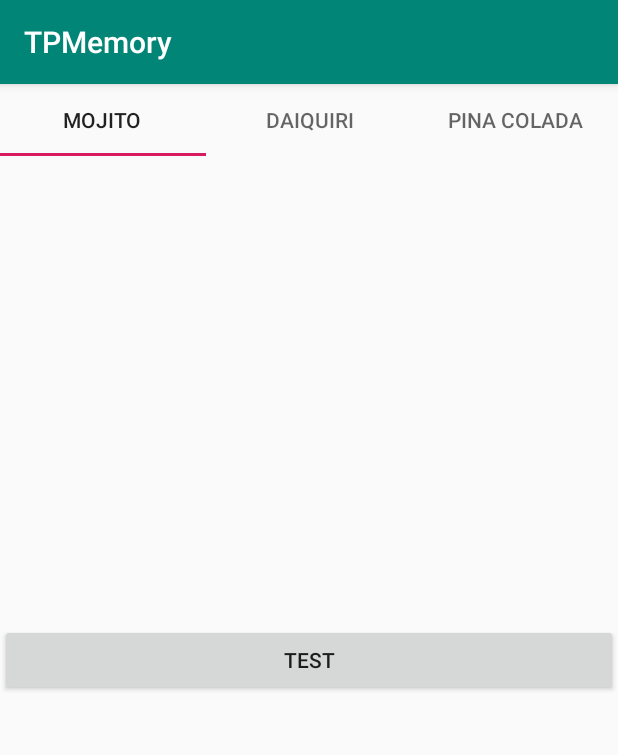
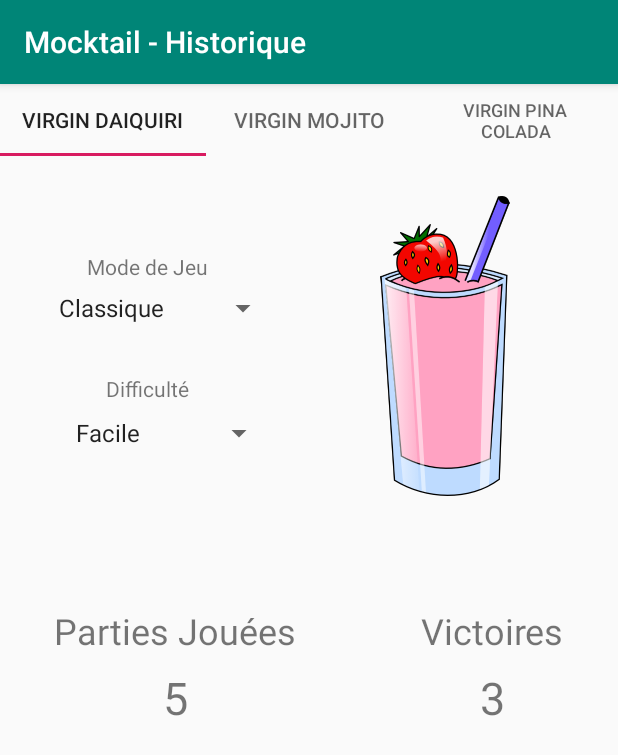
Before and after one commit to florentyvon/Memocktail, an Android app: the MenuActivity screen opened directly, with no data from a screen before it, after a tap on "HISTORIQUE", on a phone screen of 412 x 824 dp. Shown: the top 755 px of the screen. Run offline under Robolectric (Android 15) with nearby library versions, the phone set to English and light mode, and no system bars.

Commit message:
Refactoring Julien et layout historic

```diff
--- a/app/src/main/AndroidManifest.xml
+++ b/app/src/main/AndroidManifest.xml
@@ -19,8 +19,9 @@
         </activity>
         <activity android:name=".MenuActivity" />
         <activity android:name=".GameActivity" />
-        <activity android:name=".HistoricActivty" />
-        <activity android:name=".ATCActivity"></activity>
+        <activity android:name=".ATCActivity"/>
+        <activity android:name=".HistoricActivity">
+        </activity>
     </application>
 
 </manifest>
--- /dev/null
+++ b/app/src/main/java/com/example/zanimos/tpmemory/CocktailScoreFragment.java
@@ -0,0 +1,87 @@
+package com.example.zanimos.tpmemory;
+
+import android.app.AlertDialog;
+import android.os.Bundle;
+import android.support.annotation.Nullable;
+import android.support.v4.app.Fragment;
+import android.view.LayoutInflater;
+import android.view.View;
+import android.view.ViewGroup;
+import android.widget.ArrayAdapter;
+import android.widget.Button;
+import android.widget.ImageView;
+import android.widget.Spinner;
+
+public class CocktailScoreFragment extends Fragment {
+
+    private final String _fragmentResulatTag = "android:switcher:"+R.id.viewerpager+":0";
+    private int _idCocktail = 0;
+    private View _currentView;
+    private Spinner spinnerD, spinnerGM;
+    private String[] difficulties, modes;
+
+    @Override
+    public void setArguments(Bundle args) {
+        _idCocktail = args.getInt("ID");
+    }
+
+    @Nullable
+    @Override
+    public View onCreateView(LayoutInflater inflater, @Nullable ViewGroup container, @Nullable Bundle savedInstanceState) {
+        _currentView = inflater.inflate(R.layout.fragment_cocktail_score, container, false);
+        initComponents();
+        return _currentView;
+    }
+
+    @Override
+    public void onStart() {
+        super.onStart();
+        ArrayAdapter<String> adapterD = new ArrayAdapter<String>(this.getContext(), android.R.layout.simple_spinner_item, difficulties);
+        adapterD.setDropDownViewResource(android.R.layout.simple_spinner_dropdown_item);
+        spinnerD.setAdapter(adapterD);
+        ArrayAdapter<String> adapterGM = new ArrayAdapter<String>(this.getContext(), android.R.layout.simple_spinner_item, modes);
+        adapterGM.setDropDownViewResource(android.R.layout.simple_spinner_dropdown_item);
+        spinnerGM.setAdapter(adapterGM);
+        bindEvents();
+        setScore();
+    }
+
+    // TODO : method for component init (dropwnlist = findViewById(..) .. )
+    private void initComponents()
+    {
+        difficulties = new String[] {getString(R.string.easy), getString(R.string.hard)};
+        spinnerD = (Spinner) _currentView.findViewById(R.id.spinnerDifficulty);
+        modes = new String[] {getString(R.string.classic), getString(R.string.atc)};
+        spinnerGM = (Spinner) _currentView.findViewById(R.id.spinnerGameMode);
+    }
+
+    // TODO : method for attaching event like onclick
+    private void bindEvents()
+    {
+
+    }
+
+    // TODO : load scores from own page depending on the id
+    private void setScore()
+    {
+        ImageView image = _currentView.findViewById(R.id.imageViewCocktail);
+        switch(_idCocktail)
+        {
+            case R.drawable.img_virgin_daiquiri :
+                // TODO : load virgin daiquiri score
+                image.setImageResource(R.drawable.img_virgin_daiquiri);
+                break;
+            case R.drawable.img_virgin_mojito :
+                // TODO : load virgin mojito score
+                image.setImageResource(R.drawable.img_virgin_mojito);
+                break;
+            case R.drawable.img_virgin_pina_colada :
+                // TODO : load virgin pina colada score
+                image.setImageResource(R.drawable.img_virgin_pina_colada);
+                break;
+            default:
+                // TODO : load nothing => popup dialog error ?
+                break;
+        }
+    }
+}
--- /dev/null
+++ b/app/src/main/java/com/example/zanimos/tpmemory/HistoricActivity.java
@@ -0,0 +1,39 @@
+package com.example.zanimos.tpmemory;
+
+import android.os.Bundle;
+import android.support.design.widget.TabLayout;
+import android.support.v4.view.ViewPager;
+import android.support.v7.app.AppCompatActivity;
+import android.widget.Button;
+
+
+public class HistoricActivity extends AppCompatActivity {
+
+    private ViewPager viewPager = null;
+    private TabLayout tabLayout = null;
+    private MyFragmentPagerAdapter adapter = null;
+
+    @Override
+    protected void onCreate(Bundle savedInstanceState) {
+        super.onCreate(savedInstanceState);
+        setTitle("Mocktail - Historique");
+        setContentView(R.layout.activity_historic);
+        initComponents();
+    }
+
+    @Override
+    protected void onStart() {
+        super.onStart();
+
+        adapter = new MyFragmentPagerAdapter(this, getSupportFragmentManager());
+        viewPager.setOffscreenPageLimit(adapter.getCount() -1);
+        viewPager.setAdapter(adapter);
+        tabLayout.setupWithViewPager(viewPager);
+    }
+
+    private void initComponents()
+    {
+        viewPager = (ViewPager) findViewById(R.id.viewerpager);
+        tabLayout = (TabLayout) findViewById(R.id.tabs);
+    }
+}
--- a/app/src/main/java/com/example/zanimos/tpmemory/HistoricActivty.java
+++ /dev/null
@@ -1,36 +0,0 @@
-package com.example.zanimos.tpmemory;
-
-import android.os.Bundle;
-import android.support.design.widget.TabLayout;
-import android.support.v4.view.ViewPager;
-import android.support.v7.app.AppCompatActivity;
-import android.widget.Button;
-
-
-public class HistoricActivty extends AppCompatActivity {
-
-    private SectionsPageAdapter mSectionPageAdapter;
-    private ViewPager mViewPager;
-
-    @Override
-    protected void onCreate(Bundle savedInstanceState) {
-        super.onCreate(savedInstanceState);
-        setContentView(R.layout.activity_historic);
-        TabLayout tabLayout = (TabLayout) findViewById(R.id.tabs);
-        Button btn_validate;
-
-        mSectionPageAdapter = new SectionsPageAdapter(getSupportFragmentManager());
-        mViewPager = (ViewPager) findViewById(R.id.pager);
-        setupViewPager(mViewPager);
-        mViewPager.setOffscreenPageLimit(2);
-        tabLayout.setupWithViewPager(mViewPager);
-    }
-
-    private void setupViewPager(ViewPager viewPager) {
-        SectionsPageAdapter adapter = new SectionsPageAdapter(getSupportFragmentManager());
-        adapter.addFragment(new TabFragment(), "mojito");
-        adapter.addFragment(new TabFragment(), "daiquiri");
-        adapter.addFragment(new TabFragment(), "pina colada");
-        viewPager.setAdapter(adapter);
-    }
-}
--- a/app/src/main/java/com/example/zanimos/tpmemory/MenuActivity.java
+++ b/app/src/main/java/com/example/zanimos/tpmemory/MenuActivity.java
@@ -43,7 +43,7 @@ public class MenuActivity extends AppCompatActivity  implements View.OnClickList
                 startActivity(intent);
                 break;
             case R.id.button_histo:
-                intent = new Intent(getApplicationContext(), HistoricActivty.class);
+                intent = new Intent(getApplicationContext(), HistoricActivity.class);
                 startActivity(intent);
                 break;
         }
--- /dev/null
+++ b/app/src/main/java/com/example/zanimos/tpmemory/MyFragmentPagerAdapter.java
@@ -0,0 +1,64 @@
+package com.example.zanimos.tpmemory;
+
+import android.content.Context;
+import android.os.Bundle;
+import android.support.v4.app.Fragment;
+import android.support.v4.app.FragmentManager;
+import android.support.v4.app.FragmentPagerAdapter;
+import android.widget.ImageView;
+
+public class MyFragmentPagerAdapter extends FragmentPagerAdapter {
+
+    private Context context;
+
+    public MyFragmentPagerAdapter(Context context, FragmentManager fm)
+    {
+        super(fm);
+        this.context = context;
+    }
+
+    @Override
+    public Fragment getItem(int position) {
+        Bundle bundle = null;
+        CocktailScoreFragment cocktailFragment = null;
+        switch (position)
+        {
+            case 0:
+                bundle = new Bundle();
+                bundle.putInt("ID", R.drawable.img_virgin_daiquiri);
+                cocktailFragment = new CocktailScoreFragment();
+                cocktailFragment.setArguments(bundle);
+                return cocktailFragment;
+            case 1:
+                bundle = new Bundle();
+                bundle.putInt("ID", R.drawable.img_virgin_mojito);
+                cocktailFragment = new CocktailScoreFragment();
+                cocktailFragment.setArguments(bundle);
+                return cocktailFragment;
+            case 2:
+                bundle = new Bundle();
+                bundle.putInt("ID", R.drawable.img_virgin_pina_colada);
+                cocktailFragment = new CocktailScoreFragment();
+                cocktailFragment.setArguments(bundle);
+
+                return cocktailFragment;
+            default: return null;
+        }
+    }
+
+    @Override
+    public int getCount() {
+        return 3;
+    }
+
+    @Override
+    public CharSequence getPageTitle(int position) {
+        switch (position){
+            // TODO : chaines à stocker dans strings.xml
+            case 0: return context.getString(R.string.virgin_daiquiri);
+            case 1: return context.getString(R.string.virgin_mojito);
+            case 2: return context.getString(R.string.virgin_pina_colada);
+            default: return null;
+        }
+    }
+}
--- a/app/src/main/java/com/example/zanimos/tpmemory/SectionsPageAdapter.java
+++ /dev/null
@@ -1,38 +0,0 @@
-package com.example.zanimos.tpmemory;
-
-import android.support.v4.app.Fragment;
-import android.support.v4.app.FragmentManager;
-import android.support.v4.app.FragmentPagerAdapter;
-
-import java.util.ArrayList;
-import java.util.List;
-
-public class SectionsPageAdapter extends FragmentPagerAdapter {
-
-    private  final List<Fragment> mFragmentList = new ArrayList<>();
-    private final List<String> mFragmentTitleList = new ArrayList<>();
-
-    public void addFragment(Fragment fragment, String title) {
-        mFragmentList.add(fragment);
-        mFragmentTitleList.add(title);
-    }
-
-    public SectionsPageAdapter(FragmentManager fm) {
-        super(fm);
-    }
-
-    @Override
-    public CharSequence getPageTitle(int position) {
-        return mFragmentTitleList.get(position);
-    }
-
-    @Override
-    public Fragment getItem(int position) {
-        return mFragmentList.get(position);
-    }
-
-    @Override
-    public int getCount() {
-        return mFragmentList.size();
-    }
-}
--- a/app/src/main/java/com/example/zanimos/tpmemory/TabFragment.java
+++ /dev/null
@@ -1,27 +0,0 @@
-package com.example.zanimos.tpmemory;
-
-import android.os.Bundle;
-import android.support.annotation.Nullable;
-import android.support.v4.app.Fragment;
-import android.view.LayoutInflater;
-import android.view.View;
-import android.view.ViewGroup;
-import android.widget.Button;
-import android.widget.EditText;
-
-import java.util.ArrayList;
-
-public class TabFragment extends Fragment {
-    private static final String TAG = "TabFragment";
-    private Button btnTEST;
-    private View mView;
-
-    @Nullable
-    @Override
-    public View onCreateView(LayoutInflater inflater, @Nullable ViewGroup container, @Nullable Bundle savedInstanceState) {
-        View view = inflater.inflate(R.layout.tab_fragment,container,false);
-        mView = view;
-        return view;
-    }
-
-}
--- a/app/src/main/res/layout/activity_historic.xml
+++ b/app/src/main/res/layout/activity_historic.xml
@@ -1,31 +1,22 @@
 <?xml version="1.0" encoding="utf-8"?>
-<android.support.constraint.ConstraintLayout xmlns:android="http://schemas.android.com/apk/res/android"
+<LinearLayout xmlns:android="http://schemas.android.com/apk/res/android"
     xmlns:app="http://schemas.android.com/apk/res-auto"
     xmlns:tools="http://schemas.android.com/tools"
     android:layout_width="match_parent"
     android:layout_height="match_parent"
-    tools:context=".HistoricActivty">
+    tools:context=".MainActivity"
+    android:orientation="vertical">
 
     <android.support.design.widget.TabLayout
         android:id="@+id/tabs"
         android:layout_width="match_parent"
-        android:layout_height="wrap_content"
-        android:layout_gravity="top"
-        android:layout_weight="0.05">
-
+        android:layout_height="wrap_content">
     </android.support.design.widget.TabLayout>
 
     <android.support.v4.view.ViewPager
-        android:id="@+id/pager"
+        android:id="@+id/viewerpager"
         android:layout_width="match_parent"
-        android:layout_height="match_parent"
-        android:layout_weight="1" >
-
-        <TextView
-            android:id="@+id/textView2"
-            android:layout_width="wrap_content"
-            android:layout_height="wrap_content"
-            android:text="TextView" />
+        android:layout_height="wrap_content">
     </android.support.v4.view.ViewPager>
 
-</android.support.constraint.ConstraintLayout>
+</LinearLayout>
--- /dev/null
+++ b/app/src/main/res/layout/fragment_cocktail_score.xml
@@ -0,0 +1,126 @@
+<?xml version="1.0" encoding="utf-8"?>
+<android.support.constraint.ConstraintLayout
+    xmlns:android="http://schemas.android.com/apk/res/android"
+    xmlns:app="http://schemas.android.com/apk/res-auto"
+    xmlns:tools="http://schemas.android.com/tools"
+    android:layout_width="match_parent"
+    android:layout_height="match_parent">
+
+    <Spinner
+        android:id="@+id/spinnerGameMode"
+        android:layout_width="175dp"
+        android:layout_height="wrap_content"
+        android:layout_gravity="center"
+        android:layout_marginStart="8dp"
+        android:layout_marginTop="8dp"
+        android:layout_marginEnd="8dp"
+        android:layout_weight="1"
+        android:spinnerMode="dropdown"
+        android:textAlignment="center"
+        app:layout_constraintEnd_toStartOf="@+id/imageViewCocktail"
+        app:layout_constraintStart_toStartOf="parent"
+        app:layout_constraintTop_toBottomOf="@+id/textViewGameMode" />
+
+    <Spinner
+        android:id="@+id/spinnerDifficulty"
+        android:layout_width="175dp"
+        android:layout_height="wrap_content"
+        android:layout_gravity="center"
+        android:layout_marginStart="8dp"
+        android:layout_marginTop="8dp"
+        android:layout_marginEnd="8dp"
+        android:layout_weight="1"
+        android:spinnerMode="dropdown"
+        android:textAlignment="center"
+        app:layout_constraintEnd_toStartOf="@+id/imageViewCocktail"
+        app:layout_constraintStart_toStartOf="parent"
+        app:layout_constraintTop_toBottomOf="@+id/textViewDifficulty" />
+
+    <TextView
+        android:id="@+id/textViewGameMode"
+        android:layout_width="wrap_content"
+        android:layout_height="17dp"
+        android:layout_marginStart="8dp"
+        android:layout_marginTop="64dp"
+        android:layout_marginEnd="8dp"
+        android:text="@string/gameMode"
+        app:layout_constraintEnd_toStartOf="@+id/imageViewCocktail"
+        app:layout_constraintStart_toStartOf="parent"
+        app:layout_constraintTop_toTopOf="parent" />
+
+    <TextView
+        android:id="@+id/textViewDifficulty"
+        android:layout_width="wrap_content"
+        android:layout_height="wrap_content"
+        android:layout_marginStart="8dp"
+        android:layout_marginTop="32dp"
+        android:layout_marginEnd="8dp"
+        android:text="@string/difficulty"
+        app:layout_constraintEnd_toStartOf="@+id/imageViewCocktail"
+        app:layout_constraintStart_toStartOf="parent"
+        app:layout_constraintTop_toBottomOf="@+id/spinnerGameMode" />
+
+    <ImageView
+        android:id="@+id/imageViewCocktail"
+        android:layout_width="200dp"
+        android:layout_height="200dp"
+        android:layout_marginStart="5dp"
+        android:layout_marginTop="64dp"
+        android:layout_marginEnd="16dp"
+        android:layout_marginBottom="8dp"
+        app:layout_constraintBottom_toBottomOf="@+id/spinnerDifficulty"
+        app:layout_constraintEnd_toEndOf="parent"
+        app:layout_constraintStart_toEndOf="@+id/spinnerDifficulty"
+        app:layout_constraintTop_toTopOf="parent"
+        app:srcCompat="@drawable/icon" />
+
+    <TextView
+        android:id="@+id/textViewPlayedGames"
+        android:layout_width="wrap_content"
+        android:layout_height="wrap_content"
+        android:layout_marginStart="64dp"
+        android:layout_marginTop="300dp"
+        android:layout_marginEnd="8dp"
+        android:text="@string/played_games"
+        android:textSize="24sp"
+        app:layout_constraintEnd_toStartOf="@+id/textViewVictories"
+        app:layout_constraintHorizontal_bias="0.225"
+        app:layout_constraintStart_toStartOf="parent"
+        app:layout_constraintTop_toTopOf="parent" />
+
+    <TextView
+        android:id="@+id/textViewVictories"
+        android:layout_width="wrap_content"
+        android:layout_height="wrap_content"
+        android:layout_marginStart="75dp"
+        android:layout_marginTop="300dp"
+        android:layout_marginEnd="64dp"
+        android:text="@string/victories"
+        android:textSize="24sp"
+        app:layout_constraintEnd_toEndOf="parent"
+        app:layout_constraintStart_toEndOf="@+id/textViewPlayedGames"
+        app:layout_constraintTop_toTopOf="parent" />
+
+    <TextView
+        android:id="@+id/textViewScorePlayedGames"
+        android:layout_width="wrap_content"
+        android:layout_height="wrap_content"
+        android:layout_marginTop="8dp"
+        android:text="5"
+        android:textSize="30sp"
+        app:layout_constraintEnd_toEndOf="@+id/textViewPlayedGames"
+        app:layout_constraintStart_toStartOf="@+id/textViewPlayedGames"
+        app:layout_constraintTop_toBottomOf="@+id/textViewPlayedGames" />
+
+    <TextView
+        android:id="@+id/textViewScoreVictories"
+        android:layout_width="wrap_content"
+        android:layout_height="wrap_content"
+        android:layout_marginTop="8dp"
+        android:text="3"
+        android:textSize="30sp"
+        app:layout_constraintEnd_toEndOf="@+id/textViewVictories"
+        app:layout_constraintStart_toStartOf="@+id/textViewVictories"
+        app:layout_constraintTop_toBottomOf="@+id/textViewVictories" />
+
+</android.support.constraint.ConstraintLayout>
--- a/app/src/main/res/values/strings.xml
+++ b/app/src/main/res/values/strings.xml
@@ -6,4 +6,15 @@
     <string name="mode_chrono">Mode chrono</string>
     <string name="historique">Historique</string>
     <string name="descriptionducocktail">cocktaildescription</string>
+    <string name="virgin_daiquiri">Virgin daiquiri</string>
+    <string name="virgin_mojito">Virgin mojito</string>
+    <string name="virgin_pina_colada">Virgin pina colada</string>
+    <string name="difficulty">Difficulté</string>
+    <string name="gameMode">Mode de Jeu</string>
+    <string name="easy">Facile</string>
+    <string name="hard">Difficile</string>
+    <string name="classic">Classique</string>
+    <string name="atc">Contre La Montre</string>
+    <string name="played_games">Parties Jouées</string>
+    <string name="victories">Victoires</string>
 </resources>
```
